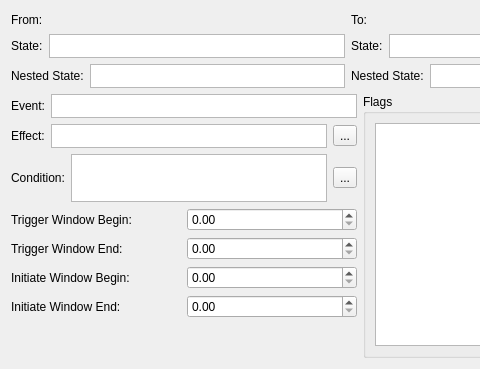
This is gui/src/widgets/TransitionEditor.ui in aerisarn/ck-cmd as Qt 5 draws it before an edit; both pictures show x 0 to 480 and y 0 to 369 of the 697 by 369 pixel window. The edited form follows.
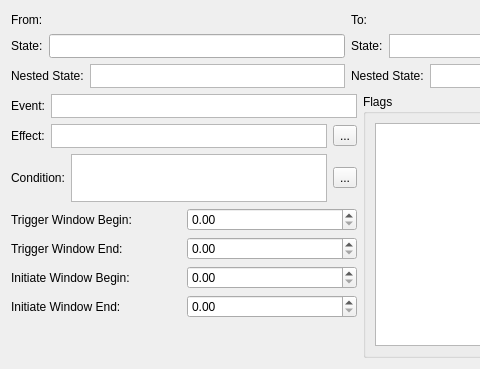
This is the edited form.

Diff of the .ui file:
```diff
--- a/gui/src/widgets/TransitionEditor.ui
+++ b/gui/src/widgets/TransitionEditor.ui
@@ -50,40 +50,16 @@
           </widget>
          </item>
          <item>
-          <widget class="QTableView" name="fromStateTableView">
-           <property name="sizePolicy">
-            <sizepolicy hsizetype="Expanding" vsizetype="Minimum">
-             <horstretch>0</horstretch>
-             <verstretch>0</verstretch>
-            </sizepolicy>
-           </property>
-           <property name="maximumSize">
+          <widget class="QLineEdit" name="fromStateLineEdit">
+           <property name="minimumSize">
             <size>
-             <width>16777215</width>
+             <width>0</width>
              <height>24</height>
             </size>
            </property>
-           <property name="selectionMode">
-            <enum>QAbstractItemView::NoSelection</enum>
-           </property>
-           <property name="textElideMode">
-            <enum>Qt::ElideNone</enum>
-           </property>
-           <property name="showGrid">
-            <bool>false</bool>
-           </property>
-           <attribute name="horizontalHeaderVisible">
-            <bool>false</bool>
-           </attribute>
-           <attribute name="horizontalHeaderStretchLastSection">
+           <property name="readOnly">
             <bool>true</bool>
-           </attribute>
-           <attribute name="verticalHeaderVisible">
-            <bool>false</bool>
-           </attribute>
-           <attribute name="verticalHeaderDefaultSectionSize">
-            <number>24</number>
-           </attribute>
+           </property>
           </widget>
          </item>
         </layout>
```
